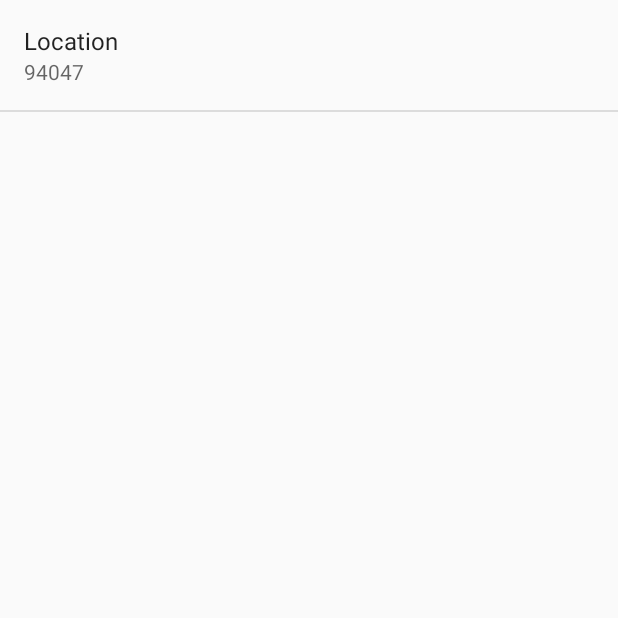
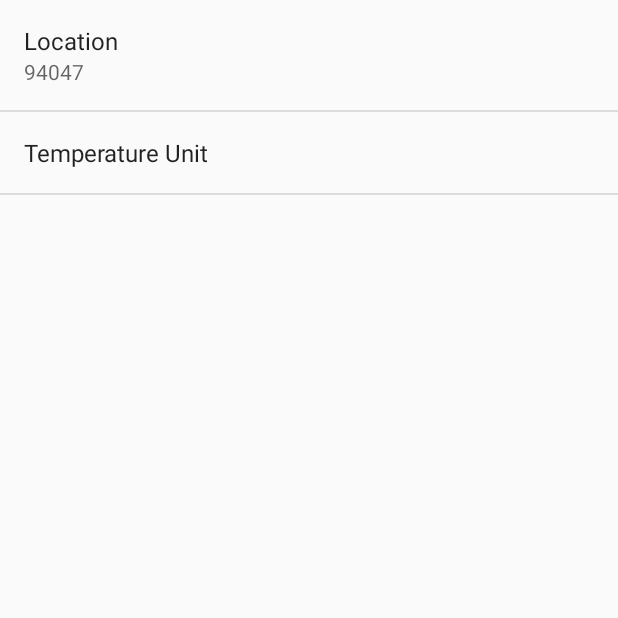
Before and after one commit to lfendy/android-sunshine, an Android app: the SettingsActivity screen opened directly, with no data from a screen before it, on a phone screen of 412 x 824 dp, the top half of it. Run offline under Robolectric (Android 15) with nearby library versions, the phone set to English and light mode, and no system bars.

```diff
--- a/app/src/main/java/com/aedwards/sunshine/FetchWeatherTask.java
+++ b/app/src/main/java/com/aedwards/sunshine/FetchWeatherTask.java
@@ -49,7 +49,7 @@ public class FetchWeatherTask extends AsyncTask<String, Void, String[]>{
                     .appendPath("daily")
                     .appendQueryParameter("q", strings[0])
                     .appendQueryParameter("mode", "json")
-                    .appendQueryParameter("units", "metric")
+                    .appendQueryParameter("units", strings[1])
                     .appendQueryParameter("cnt", String.valueOf(DAYS))
                     .build();
             // Create the request to OpenWeatherMap, and open the connection
--- a/app/src/main/res/menu/sunshine.xml
+++ b/app/src/main/res/menu/sunshine.xml
@@ -6,4 +6,8 @@
         android:title="@string/action_settings"
         android:orderInCategory="100"
         app:showAsAction="never" />
+    <item android:id="@+id/action_view_location"
+        android:title="@string/action_view_location"
+        android:orderInCategory="100"
+        app:showAsAction="never" />
 </menu>
--- a/app/src/main/res/values/strings.xml
+++ b/app/src/main/res/values/strings.xml
@@ -3,8 +3,9 @@
 
     <string name="app_name">Sunshine</string>
     <string name="hello_world">Hello world!</string>
-    <string name="action_settings">Settings</string>
+    <string name="action_settings">Change the Settings Brew !</string>
     <string name="action_refresh">Refresh</string>
     <string name="title_activity_detail">DetailActivity</string>
+    <string name="action_view_location">View Location Daug!</string>
 
 </resources>
--- a/app/src/main/res/values/strings_activity_settings.xml
+++ b/app/src/main/res/values/strings_activity_settings.xml
@@ -10,4 +10,17 @@
     <string name="pref_key_location" translatable="false">location</string>
     <string name="pref_default_location" translatable="false">94047</string>
 
+
+    <string name="pref_key_temperature_unit" translatable="false">tempunit</string>
+    <string name="pref_title_temperature_unit">Temperature Unit</string>
+    <string name="pref_default_temperature_unit" translatable="false">metric</string>
+    <string-array name="pref_entries_temperature_unit">
+        <item>Celsius</item>
+        <item>Fahrenheit</item>
+    </string-array>
+    <string-array name="pref_entry_values_temperature_unit">
+        <item>metric</item>
+        <item>imperial</item>
+    </string-array>
+
 </resources>
--- a/app/src/main/res/xml/pref_general.xml
+++ b/app/src/main/res/xml/pref_general.xml
@@ -10,7 +10,17 @@
         android:inputType="textCapWords"
         android:capitalize="words"
         android:singleLine="true"
-        android:maxLines="1" />
+    android:maxLines="1" />
+
+    <ListPreference
+        android:key="@string/pref_key_temperature_unit"
+        android:title="@string/pref_title_temperature_unit"
+        android:defaultValue="@string/pref_default_temperature_unit"
+        android:entries="@array/pref_entries_temperature_unit"
+        android:entryValues="@array/pref_entry_values_temperature_unit"
+        android:capitalize="words"
+        android:singleLine="true"
+        android:maxLines="2" />
 
 
 </PreferenceScreen>
```
Also changed, not shown: app/src/main/java/com/aedwards/sunshine/ForecastFragment.java (+7 -1 lines), app/src/main/java/com/aedwards/sunshine/MainActivity.java (+21 -4 lines).
